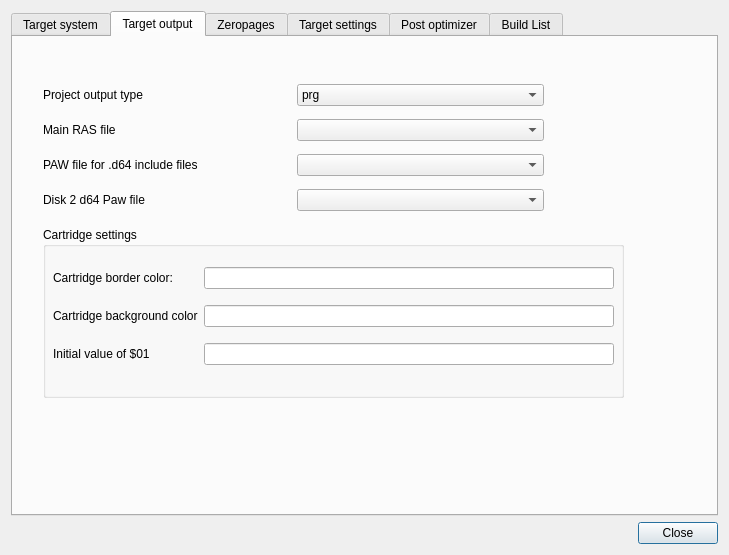
First picture: the form in source/dialogprojectsettings.ui, repository leuat/TRSE, before the edit.
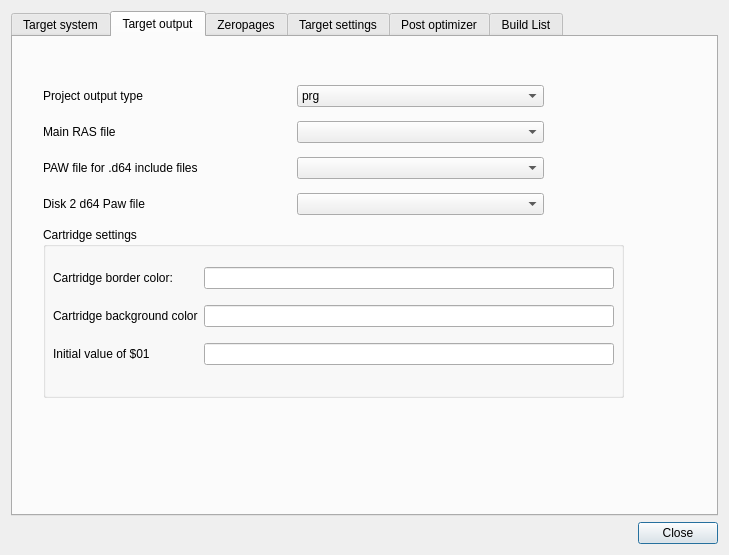
Second picture: the form after the edit. The open tabs and pages were chosen to show the change.

The edit to the form file:
```diff
--- a/source/dialogprojectsettings.ui
+++ b/source/dialogprojectsettings.ui
@@ -358,7 +358,7 @@
            <x>30</x>
            <y>40</y>
            <width>501</width>
-           <height>143</height>
+           <height>150</height>
           </rect>
          </property>
          <layout class="QGridLayout" name="gridLayout_4">
```
Left out of the diff: 7 changed lines with no effect on the pictures.
